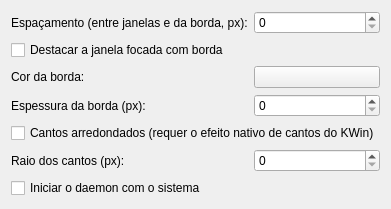
Qt form platform-linux-kde/kwin-script/contents/ui/config.ui (ediano/Etherbit-Tiling) before a commit.
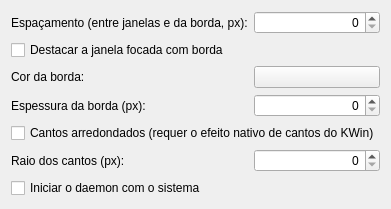
The same form after that commit. Custom widgets are drawn as their Qt base class.

Commit message: fix(ui): painel da extensão minimalista e sem auto-fechar (GNOME) + inputs compactos (KDE)

Patch:
```diff
--- a/platform-linux-kde/kwin-script/contents/ui/config.ui
+++ b/platform-linux-kde/kwin-script/contents/ui/config.ui
@@ -16,6 +16,8 @@
     <widget class="QSpinBox" name="kcfg_gap">
      <property name="minimum"><number>0</number></property>
      <property name="maximum"><number>100</number></property>
+     <property name="maximumWidth"><number>80</number></property>
+     <property name="alignment"><set>Qt::AlignRight|Qt::AlignVCenter</set></property>
     </widget>
    </item>
    <item row="1" column="0" colspan="2">
@@ -46,6 +48,8 @@
     <widget class="QSpinBox" name="kcfg_borderWidth">
      <property name="minimum"><number>0</number></property>
      <property name="maximum"><number>20</number></property>
+     <property name="maximumWidth"><number>80</number></property>
+     <property name="alignment"><set>Qt::AlignRight|Qt::AlignVCenter</set></property>
     </widget>
    </item>
    <item row="4" column="0" colspan="2">
@@ -66,6 +70,8 @@
     <widget class="QSpinBox" name="kcfg_cornerRadius">
      <property name="minimum"><number>0</number></property>
      <property name="maximum"><number>50</number></property>
+     <property name="maximumWidth"><number>80</number></property>
+     <property name="alignment"><set>Qt::AlignRight|Qt::AlignVCenter</set></property>
     </widget>
    </item>
    <item row="6" column="0" colspan="2">
```
The commit also changes 1 other file.
